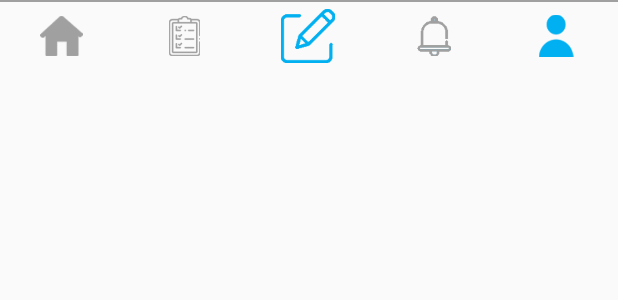
After one commit to kmeoung/DreamAppealRenewal, an Android app: the layout bottom_view.xml on its own in the app's theme, with its tools: preview values and no code run, on a phone screen of 412 x 824 dp. The commit adds this screen. Shown: the top 300 px of the screen. Run offline under Robolectric (Android 15) with nearby library versions, the phone set to English and light mode, and no system bars.

Commit message:
리뉴얼 작업 진행 중 현재 메인 및 화면 구상 준비중

```diff
--- a/app/build.gradle
+++ b/app/build.gradle
@@ -36,4 +36,7 @@ dependencies {
     testImplementation 'junit:junit:4.12'
     androidTestImplementation 'com.android.support.test:runner:1.0.2'
     androidTestImplementation 'com.android.support.test.espresso:espresso-core:3.0.2'
+    implementation 'com.android.support:recyclerview-v7:28.0.0'
+    implementation 'com.android.support:support-v4:28.0.0'
+    implementation 'com.android.support:design:28.0.0'
 }
--- a/app/src/main/java/com/truevalue/dreamappeal/base/BaseActivity.kt
+++ b/app/src/main/java/com/truevalue/dreamappeal/base/BaseActivity.kt
@@ -11,7 +11,7 @@ open class BaseActivity : AppCompatActivity(){
      */
     fun replaceFragment(container : Int, fragment : Fragment, addToBack : Boolean){
         val ft = supportFragmentManager.beginTransaction()
-        ft.replace(container, fragment!!)
+        ft.replace(container, fragment)
         if(addToBack){
             ft.addToBackStack("")
         }
--- a/app/src/main/res/layout/activity_intro.xml
+++ b/app/src/main/res/layout/activity_intro.xml
@@ -14,6 +14,6 @@
             app:layout_constraintStart_toStartOf="parent"
             app:layout_constraintBottom_toBottomOf="parent"
             app:layout_constraintEnd_toEndOf="parent"
-            android:contentDescription="@string/todo"/>
+            android:contentDescription="@string/content_description"/>
 
 </android.support.constraint.ConstraintLayout>
--- /dev/null
+++ b/app/src/main/res/layout/bottom_view.xml
@@ -0,0 +1,77 @@
+<?xml version="1.0" encoding="utf-8"?>
+<LinearLayout
+        android:layout_width="match_parent"
+        android:layout_height="wrap_content"
+        android:orientation="vertical"
+        android:id="@+id/ll_bottom" xmlns:android="http://schemas.android.com/apk/res/android">
+    <!--하단 Nav-->
+    <ImageView
+            android:layout_width="match_parent"
+            android:layout_height="1dp"
+            android:background="@color/underline_gray"
+            android:contentDescription="@string/content_description"/>
+
+
+    <LinearLayout
+            android:layout_width="match_parent"
+            android:layout_height="45dp"
+            android:background="@color/bottom_nav_color"
+            android:orientation="horizontal">
+
+        <ImageView
+                android:id="@+id/iv_home"
+                android:layout_width="0dp"
+                android:layout_height="match_parent"
+                android:layout_weight="1"
+                android:scaleType="centerInside"
+                android:scaleX="0.6"
+                android:scaleY="0.6"
+                android:src="@drawable/house_black_silhouette_without_door"
+                android:contentDescription="@string/content_description"/>
+
+        <ImageView
+                android:id="@+id/iv_timeline"
+                android:layout_width="0dp"
+                android:layout_height="match_parent"
+                android:layout_weight="1"
+                android:scaleType="centerInside"
+                android:scaleX="0.6"
+                android:scaleY="0.6"
+                android:src="@drawable/check_list"
+                android:contentDescription="@string/content_description"/>
+
+        <ImageView
+                android:id="@+id/iv_add_board"
+                android:layout_width="0dp"
+                android:layout_height="match_parent"
+                android:layout_weight="1"
+                android:scaleType="centerInside"
+                android:scaleX="0.8"
+                android:scaleY="0.8"
+                android:src="@drawable/edit"
+                android:contentDescription="@string/content_description"/>
+
+        <ImageView
+                android:id="@+id/iv_notification"
+                android:layout_width="0dp"
+                android:layout_height="match_parent"
+                android:layout_weight="1"
+                android:scaleType="centerInside"
+                android:scaleX="0.6"
+                android:scaleY="0.6"
+                android:src="@drawable/bell"
+                android:contentDescription="@string/content_description"/>
+
+        <ImageView
+                android:id="@+id/iv_profile"
+                android:layout_width="0dp"
+                android:layout_height="match_parent"
+                android:layout_weight="1"
+                android:scaleType="centerInside"
+                android:scaleX="0.6"
+                android:scaleY="0.63"
+                android:src="@drawable/user"
+                android:contentDescription="@string/content_description"/>
+    </LinearLayout>
+
+</LinearLayout>
--- a/app/src/main/res/values/colors.xml
+++ b/app/src/main/res/values/colors.xml
@@ -8,6 +8,12 @@
     <color name="black">#000000</color>
     <color name="white">#ffffff</color>
 
+    <color name="text_gray">#a0a0a0</color>
+    <color name="logout_gray">#dfdfdf</color>
+
+    <color name="underline_gray">#a0a0a0</color>
+    <color name="bottom_nav_color">#fafafa</color>
+
     <color name="permission_gray">#a0a0a0</color>
     <color name="permission_red">#FF3C22</color>
 
```
Also changed, not shown: app/src/main/java/com/truevalue/dreamappeal/fragment/FragmentMain.kt (added, +15 -0 lines), app/src/main/res/layout/activity_main.xml (+8 -9 lines), app/src/main/res/layout/fragment_main.xml (added, +42 -0 lines), app/src/main/res/layout/nav_view.xml (added, +140 -0 lines), app/src/main/res/values/strings.xml (+9 -2 lines).
